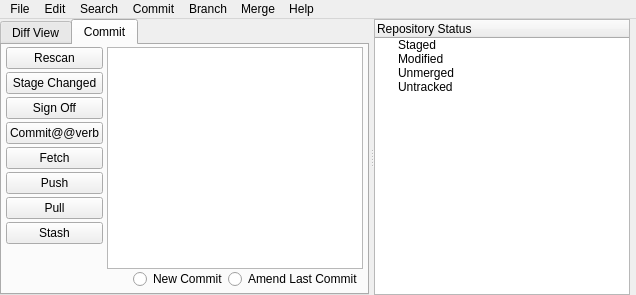
git-cola/git-cola, file ui/main.ui: the form before one commit.
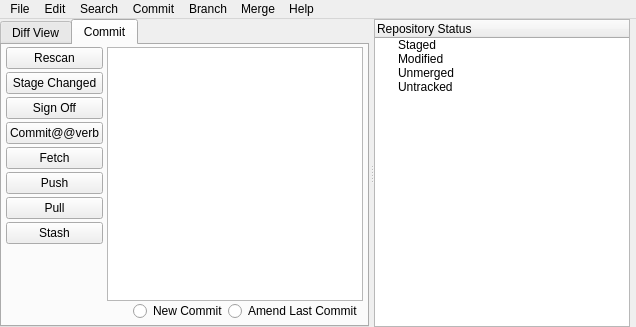
The form after the commit.

Commit message:
ui: simplify the search and branch menus
Less is more.

What changed in the file:
```diff
--- a/ui/main.ui
+++ b/ui/main.ui
@@ -6,8 +6,8 @@
    <rect>
     <x>0</x>
     <y>0</y>
-    <width>630</width>
-    <height>295</height>
+    <width>632</width>
+    <height>327</height>
    </rect>
   </property>
   <property name="dockOptions" >
```
Left out of the diff: 44 changed lines with no effect on the pictures.
